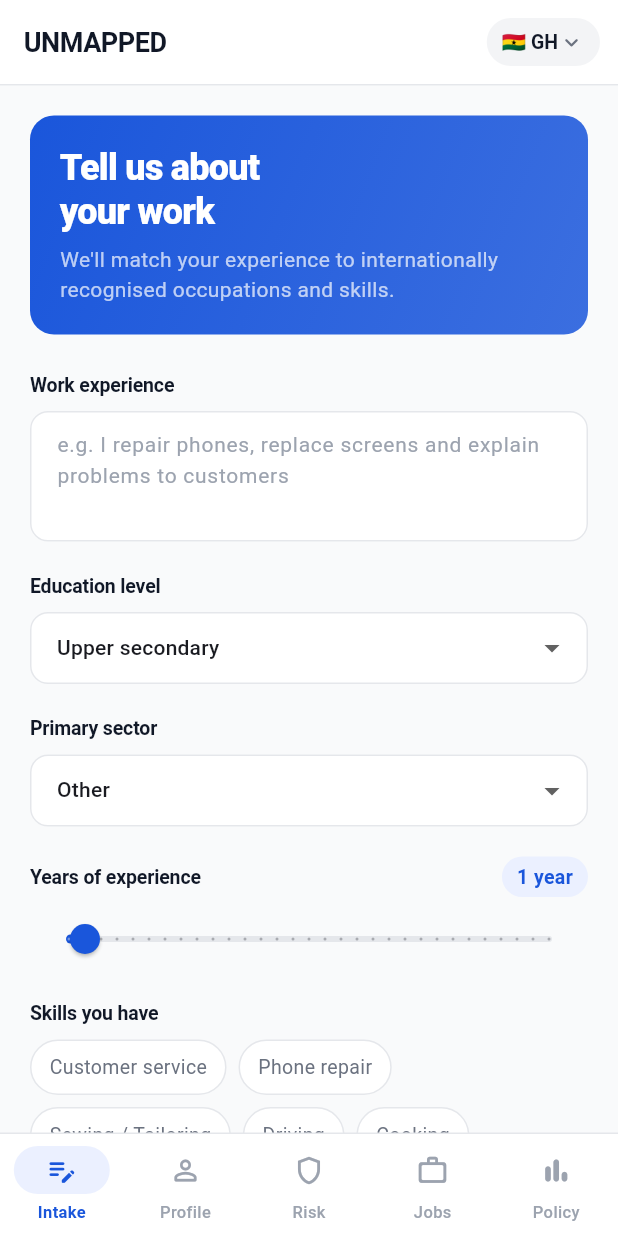
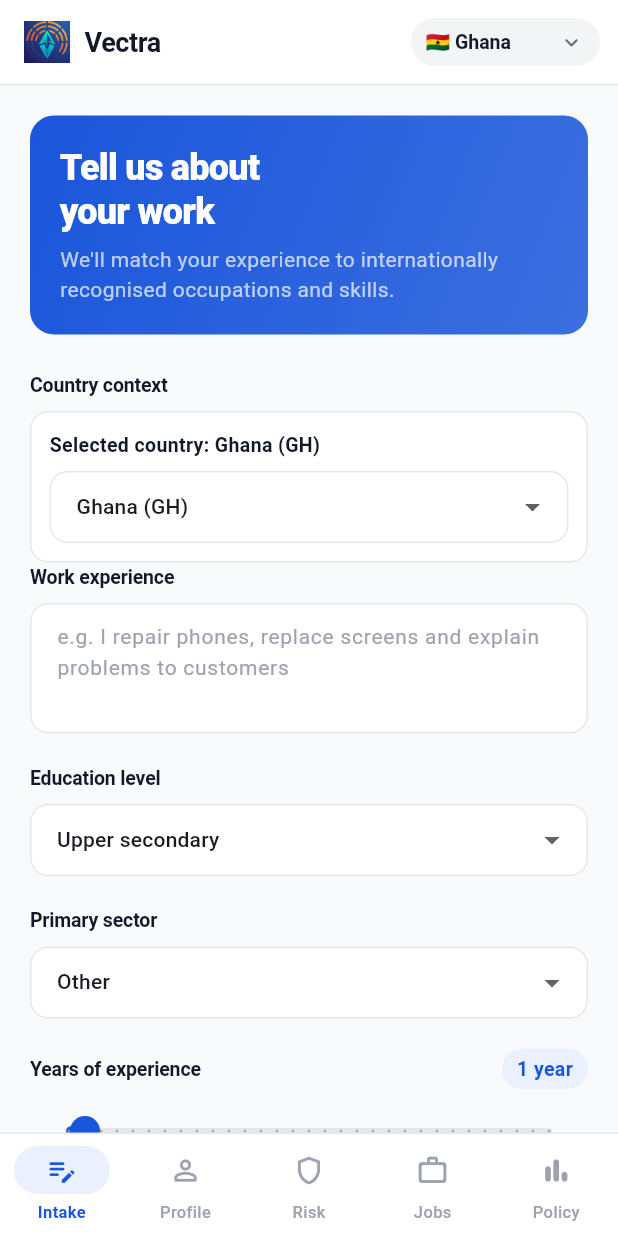
Before and after one commit to zeeshanabbaskhan/unmapped, a Flutter app: the screen it shows after launch, on a phone screen of 412 x 824 dp. Run offline on Flutter 3.47's test engine with Material 3 defaults, Android fonts, the phone set to English and light mode, and no system bars; accounts and stored records are empty; network calls fail.

Commit message:
feat : added logo and name

```diff
--- a/unmappedapp/lib/features/home/home_screen.dart
+++ b/unmappedapp/lib/features/home/home_screen.dart
@@ -31,18 +31,56 @@ const _sectors = [
 ];
 
 const _commonSkills = [
+  'Mobile phone repair',
+  'Electrical wiring',
+  'Plumbing',
+  'Motorcycle repair',
+  'Auto mechanics',
+  'Solar installation',
+  'Welding',
+  'Carpentry',
+  'Masonry',
+  'Painting',
+  'Tailoring',
+  'Embroidery',
+  'Hair styling',
+  'Beauty services',
+  'Food preparation',
+  'Baking',
+  'Barista service',
+  'Hotel housekeeping',
+  'Waiter service',
+  'Retail sales',
+  'Cash handling',
+  'Stock management',
+  'Merchandising',
   'Customer service',
-  'Phone repair',
-  'Sewing / Tailoring',
+  'Digital marketing',
+  'Social media management',
+  'Graphic design',
+  'Content writing',
+  'Data entry',
+  'Spreadsheet skills',
+  'Bookkeeping',
+  'Basic accounting',
+  'Teaching assistance',
+  'Childcare',
+  'Elderly care',
+  'Community health support',
   'Driving',
-  'Cooking',
+  'Delivery logistics',
   'Farming',
-  'Carpentry',
-  'Welding',
-  'Teaching',
+  'Livestock care',
+  'Irrigation',
+  'Post-harvest handling',
+  'Market trading',
+  'Negotiation',
+  'Team leadership',
+  'Problem solving',
+  'Time management',
+  'Communication',
+  'Customer service',
   'Sales',
-  'Data entry',
-  'Social media',
 ];
 
 class HomeScreen extends StatefulWidget {
@@ -55,6 +93,7 @@ class HomeScreen extends StatefulWidget {
 
 class _HomeScreenState extends State<HomeScreen> {
   final _descController = TextEditingController();
+  final _customSkillController = TextEditingController();
   String _education = 'upper_secondary';
   String _sector = 'other';
   int _years = 1;
@@ -65,6 +104,7 @@ class _HomeScreenState extends State<HomeScreen> {
   @override
   void dispose() {
     _descController.dispose();
+    _customSkillController.dispose();
     super.dispose();
   }
 
@@ -95,6 +135,13 @@ class _HomeScreenState extends State<HomeScreen> {
   @override
   Widget build(BuildContext context) {
     final state = context.watch<AppState>();
+    String selectedCountryName = state.selectedCountry;
+    for (final c in state.countries) {
+      if (c.code == state.selectedCountry) {
+        selectedCountryName = c.name;
+        break;
+      }
+    }
 
     return Scaffold(
       backgroundColor: AppColors.background,
@@ -142,6 +189,52 @@ class _HomeScreenState extends State<HomeScreen> {
             ),
 
             const SizedBox(height: 24),
+            _sectionLabel('Country context'),
+            const SizedBox(height: 8),
+            Container(
+              padding: const EdgeInsets.all(12),
+              decoration: BoxDecoration(
+                color: AppColors.surface,
+                borderRadius: AppRadius.md,
+                border: Border.all(color: AppColors.divider),
+              ),
+              child: Column(
+                crossAxisAlignment: CrossAxisAlignment.start,
+                children: [
+                  Text(
+                    'Selected country: $selectedCountryName (${state.selectedCountry})',
+                    style: const TextStyle(
+                      fontSize: 13,
+                      fontWeight: FontWeight.w600,
+                      color: AppColors.textPrimary,
+                    ),
+                  ),
+                  const SizedBox(height: 8),
+                  if (state.countriesLoading && state.countries.isEmpty)
+                    const Padding(
+                      padding: EdgeInsets.symmetric(vertical: 10),
+                      child: Text(
+                        'Loading countries...',
+                        style: TextStyle(fontSize: 13, color: AppColors.textSecondary),
+                      ),
+                    )
+                  else
+                    DropdownButtonFormField<String>(
+                      initialValue: state.selectedCountry,
+                      decoration: const InputDecoration(),
+                      items: state.countries
+                          .map((c) => DropdownMenuItem<String>(
+                                value: c.code,
+                                child: Text('${c.name} (${c.code})', style: const TextStyle(fontSize: 14)),
+                              ))
+                          .toList(),
+                      onChanged: (v) {
+                        if (v != null) state.selectCountry(v);
+                      },
+                    ),
+                ],
+              ),
+            ),
 
             _sectionLabel('Work experience'),
             const SizedBox(height: 8),
@@ -222,6 +315,16 @@ class _HomeScreenState extends State<HomeScreen> {
             const SizedBox(height: 16),
             _sectionLabel('Skills you have'),
             const SizedBox(height: 8),
+            const Text(
+              'Select all that apply. You can also add your own skill below.',
+              style: TextStyle(fontSize: 12, color: AppColors.textSecondary),
+            ),
+            const SizedBox(height: 6),
+            Text(
+              '${_selectedSkills.length} selected',
+              style: const TextStyle(fontSize: 12, fontWeight: FontWeight.w600, color: AppColors.primary),
+            ),
+            const SizedBox(height: 8),
             Wrap(
               spacing: 8,
               runSpacing: 8,
@@ -258,6 +361,25 @@ class _HomeScreenState extends State<HomeScreen> {
                   ),
                 );
               }).toList(),
+            ),
+            const SizedBox(height: 10),
+            Row(
+              children: [
+                Expanded(
+                  child: TextField(
+                    controller: _customSkillController,
+                    decoration: const InputDecoration(
+                      hintText: 'Add your own skill',
+                    ),
+                    onSubmitted: (_) => _addCustomSkill(),
+                  ),
+                ),
+                const SizedBox(width: 8),
+                FilledButton.tonal(
+                  onPressed: _addCustomSkill,
+                  child: const Text('Add'),
+                ),
+              ],
             ),
 
             const SizedBox(height: 20),
@@ -356,6 +478,15 @@ class _HomeScreenState extends State<HomeScreen> {
     ),
   );
 
+  void _addCustomSkill() {
+    final skill = _customSkillController.text.trim();
+    if (skill.isEmpty) return;
+    setState(() {
+      _selectedSkills.add(skill);
+      _customSkillController.clear();
+    });
+  }
+
   String? _validateWorkDescription(String rawText) {
     final text = rawText.trim();
     if (text.isEmpty) {
--- a/unmappedapp/lib/main.dart
+++ b/unmappedapp/lib/main.dart
@@ -12,18 +12,18 @@ void main() {
   runApp(
     ChangeNotifierProvider(
       create: (_) => AppState()..loadCountries(),
-      child: const UnmappedApp(),
+      child: const VectraApp(),
     ),
   );
 }
 
-class UnmappedApp extends StatelessWidget {
-  const UnmappedApp({super.key});
+class VectraApp extends StatelessWidget {
+  const VectraApp({super.key});
 
   @override
   Widget build(BuildContext context) {
     return MaterialApp(
-      title: 'UNMAPPED',
+      title: 'Vectra',
       debugShowCheckedModeBanner: false,
       theme: buildAppTheme(),
       home: const AppShell(),
@@ -59,7 +59,16 @@ class _AppShellState extends State<AppShell> {
 
     return Scaffold(
       appBar: AppBar(
-        title: const Text('UNMAPPED'),
+        title: Row(
+          children: [
+            Image.asset(
+              'assets/vectra.png',
+              height: 28,
+            ),
+            const SizedBox(width: 10),
+            const Text('Vectra'),
+          ],
+        ),
         bottom: PreferredSize(
           preferredSize: const Size.fromHeight(1),
           child: Container(height: 1, color: AppColors.divider),
@@ -83,7 +92,7 @@ class _AppShellState extends State<AppShell> {
                     items: state.countries.map((c) {
                       return DropdownMenuItem(
                         value: c.code,
-                        child: Text('${_flag(c.code)} ${c.code}'),
+                        child: Text('${_flag(c.code)} ${c.name}'),
                       );
                     }).toList(),
                     onChanged: (code) {
--- a/unmappedapp/pubspec.yaml
+++ b/unmappedapp/pubspec.yaml
@@ -20,3 +20,5 @@ dev_dependencies:
 
 flutter:
   uses-material-design: true
+  assets:
+    - assets/vectra.png
```
Also changed, not shown: client/public/vectra.png (added), unmappedapp/assets/vectra.png (added), unmappedapp/vectra.png (added), 4 other files.
